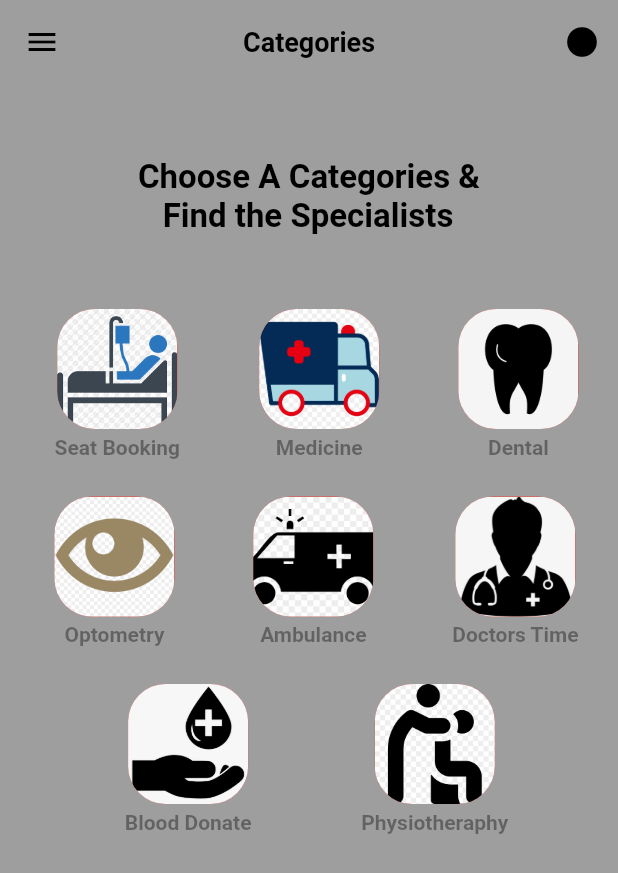
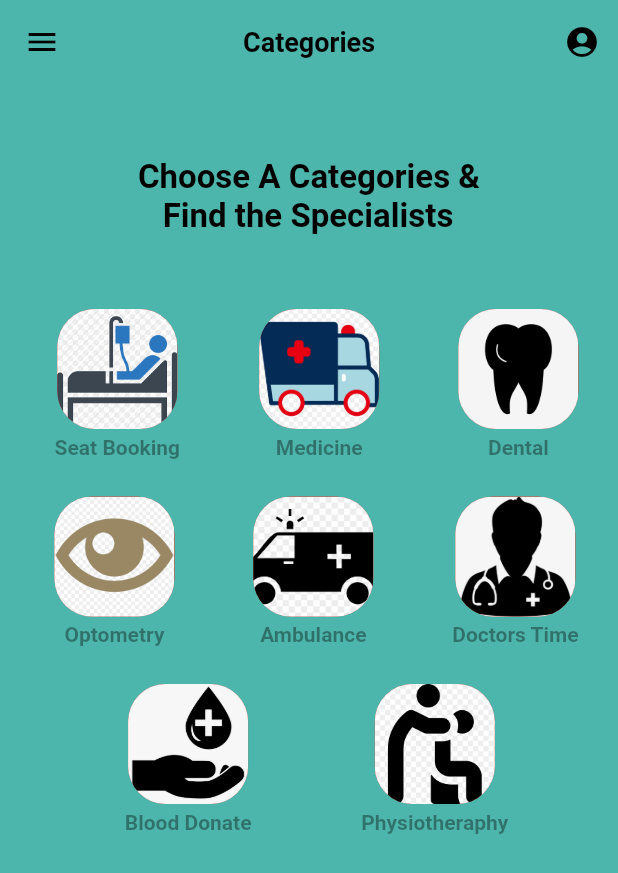
Before and after one commit to abuniaz/e_health_ui, a Flutter app: the HomeTwo screen opened directly, on a phone screen of 412 x 824 dp. Shown: the top 873 px of the screen. Run offline on Flutter 3.47's test engine with Material 2 defaults, Android fonts, the phone set to English and light mode, and no system bars.

Commit message:
Update home2.dart

```diff
--- a/lib/Start_Page/home2.dart
+++ b/lib/Start_Page/home2.dart
@@ -16,24 +16,21 @@ class HomeTwo extends StatelessWidget {
         actions: [
           IconButton(
             onPressed: () {},
-            icon: const Icon(Icons.circle),
+            icon: const Icon(Icons.account_circle),
           ),
         ],
-        backgroundColor: Colors.grey,
+        backgroundColor: Colors.teal[300],
       ),
       body: Container(
         height: double.infinity,
         width: double.infinity,
-        color: Colors.grey,
+        color: Colors.teal[300],
         child: Column(
           children: [
             Container(
               height: 150,
               width: 500,
-              decoration: BoxDecoration(
-                color: Colors.grey,
-                borderRadius: BorderRadius.circular(20),
-              ),
+              decoration: const BoxDecoration(),
               child: const Center(
                 child: Text(
                   'Choose A Categories &\n   Find the Specialists ',
```
